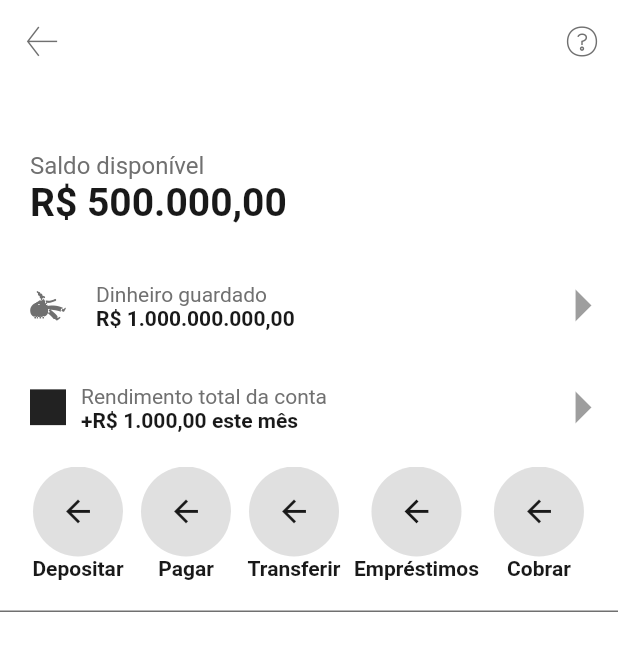
After one commit to ricardodalarme/Nubank-Clone, a Flutter app: the screen it shows after launch, after a tap on "Conta", on a phone screen of 412 x 824 dp. The commit adds this screen. Shown: the top 651 px of the screen. Run offline on Flutter 3.47's test engine with Material 2 defaults, Android fonts, the phone set to English and light mode, and no system bars.

Commit message:
Tela da conta

```diff
--- a/lib/core/constants.dart
+++ b/lib/core/constants.dart
@@ -3,3 +3,5 @@ const kLimit = '3.000,00';
 const kBalance = '500.000,00';
 const kInvoce = '500,00';
 const kLoan = '10.000,00';
+const kSaved = '1.000.000.000,00';
+const kIcome = '1.000,00';
--- a/lib/main.dart
+++ b/lib/main.dart
@@ -1,8 +1,6 @@
 import 'package:flutter/material.dart';
-import 'package:flutter/services.dart';
 import 'package:nubank_clone/core/app_state.dart';
 import 'package:nubank_clone/ui/screens/home/home_screen.dart';
-import 'package:nubank_clone/ui/theme/colors.dart';
 import 'package:provider/provider.dart';
 
 void main() {
@@ -14,9 +12,4 @@ void main() {
       home: HomeScreen(),
     ),
   ));
-
-  SystemChrome.setSystemUIOverlayStyle(SystemUiOverlayStyle(
-    statusBarColor: kPrimaryColor,
-    statusBarBrightness: Brightness.light,
-  ));
 }
--- /dev/null
+++ b/lib/ui/screens/account/account_screen.dart
@@ -0,0 +1,144 @@
+import 'package:flutter/material.dart';
+import 'package:flutter/rendering.dart';
+import 'package:nubank_clone/core/constants.dart';
+import 'package:nubank_clone/ui/screens/account/components/label_button.dart';
+import 'package:nubank_clone/ui/theme/colors.dart';
+import 'package:nubank_clone/ui/theme/icons.dart';
+
+class AccountScreen extends StatelessWidget {
+  @override
+  Widget build(BuildContext context) {
+    return Scaffold(
+      backgroundColor: Colors.white,
+      appBar: AppBar(
+        backgroundColor: Colors.white,
+        elevation: 0,
+        leading: IconButton(
+          icon: Icon(NuIcons.back, color: kSecondaryTextColor),
+          onPressed: () => Navigator.of(context).pop(),
+        ),
+        actions: [
+          IconButton(
+            icon: Icon(NuIcons.help, color: kSecondaryTextColor),
+            onPressed: () {},
+          )
+        ],
+      ),
+      body: Column(
+        children: [
+          Padding(
+            padding: EdgeInsets.all(20),
+            child: Column(
+              crossAxisAlignment: CrossAxisAlignment.start,
+              children: <Widget>[
+                SizedBox(height: 25),
+                Text(
+                  'Saldo disponível',
+                  style: TextStyle(
+                    color: kSecondaryTextColor,
+                    fontSize: 16,
+                  ),
+                ),
+                Text(
+                  'R\$ $kBalance',
+                  style: TextStyle(
+                      color: kTextColor,
+                      fontSize: 26,
+                      fontWeight: FontWeight.bold),
+                ),
+                SizedBox(height: 30),
+                Row(
+                  mainAxisAlignment: MainAxisAlignment.spaceBetween,
+                  children: [
+                    Row(
+                      children: <Widget>[
+                        Icon(
+                          NuIcons.ic_nudge_girl_and_pig,
+                          color: kSecondaryTextColor,
+                        ),
+                        SizedBox(width: 20),
+                        Column(
+                          crossAxisAlignment: CrossAxisAlignment.start,
+                          children: <Widget>[
+                            Text(
+                              'Dinheiro guardado',
+                              style: TextStyle(
+                                color: kSecondaryTextColor,
+                              ),
+                            ),
+                            Text(
+                              'R\$ $kSaved',
+                              style: TextStyle(
+                                  color: kTextColor,
+                                  fontWeight: FontWeight.bold),
+                            ),
+                          ],
+                        ),
+                      ],
+                    ),
+                    IconButton(
+                      icon: Icon(NuIcons.arrow_right_list_item),
+                      onPressed: null,
+                    ),
+                  ],
+                ),
+                SizedBox(height: 20),
+                Row(
+                  mainAxisAlignment: MainAxisAlignment.spaceBetween,
+                  children: [
+                    Row(
+                      children: <Widget>[
+                        Icon(NuIcons.abc_ic_arrow_drop_right_black_24dp),
+                        SizedBox(width: 10),
+                        Column(
+                          crossAxisAlignment: CrossAxisAlignment.start,
+                          children: <Widget>[
+                            Text(
+                              'Rendimento total da conta',
+                              style: TextStyle(
+                                color: kSecondaryTextColor,
+                              ),
+                            ),
+                            Text(
+                              '+R\$ $kIcome este mês',
+                              style: TextStyle(
+                                color: kTextColor,
+                                fontWeight: FontWeight.bold,
+                              ),
+                            ),
+                          ],
+                        ),
+                      ],
+                    ),
+                    IconButton(
+                      icon: Icon(NuIcons.arrow_right_list_item),
+                      onPressed: null,
+                    ),
+                  ],
+                ),
+                SizedBox(height: 15),
+                SingleChildScrollView(
+                  scrollDirection: Axis.horizontal,
+                  physics: BouncingScrollPhysics(),
+                  child: Row(
+                    children: <Widget>[
+                      LabelButton('Depositar', NuIcons.abc_ic_ab_back_material),
+                      LabelButton('Pagar', NuIcons.abc_ic_ab_back_material),
+                      LabelButton(
+                          'Transferir', NuIcons.abc_ic_ab_back_material),
+                      LabelButton(
+                          'Empréstimos', NuIcons.abc_ic_ab_back_material),
+                      LabelButton('Cobrar', NuIcons.abc_ic_ab_back_material),
+                    ],
+                  ),
+                ),
+              ],
+            ),
+          ),
+          Container(height: 1, color: kSecondaryTextColor),
+
+        ],
+      ),
+    );
+  }
+}
--- /dev/null
+++ b/lib/ui/screens/account/components/label_button.dart
@@ -0,0 +1,38 @@
+import 'package:flutter/material.dart';
+import 'package:nubank_clone/ui/theme/colors.dart';
+
+class LabelButton extends StatelessWidget {
+  final String label;
+  final IconData icon;
+  final Function()? onPressed;
+
+  LabelButton(this.label, this.icon, {this.onPressed});
+
+  @override
+  Widget build(BuildContext context) {
+    return Container(
+      margin: EdgeInsets.only(right: 8),
+      child: Column(
+        children: [
+          ElevatedButton(
+            onPressed: onPressed,
+            style: ElevatedButton.styleFrom(
+              shape: CircleBorder(),
+              primary: kSecondaryTextColor,
+              fixedSize: Size(60, 60),
+              elevation: 0,
+            ),
+            child: Icon(
+              icon,
+              color: kTextColor,
+            ),
+          ),
+          Text(
+            label,
+            style: TextStyle(fontWeight: FontWeight.bold, color: kTextColor),
+          ),
+        ],
+      ),
+    );
+  }
+}
--- a/lib/ui/screens/home/cards/account_card.dart
+++ b/lib/ui/screens/home/cards/account_card.dart
@@ -1,4 +1,6 @@
 import 'package:flutter/material.dart';
+import 'package:nubank_clone/core/router.dart';
+import 'package:nubank_clone/ui/screens/account/account_screen.dart';
 import 'package:nubank_clone/ui/screens/home/components/main_card.dart';
 import 'package:nubank_clone/ui/theme/colors.dart';
 import 'package:nubank_clone/ui/theme/icons.dart';
@@ -28,6 +30,7 @@ class AccountCard extends StatelessWidget {
           ),
         ),
       ],
+      onTap: () => MyRouter.pushPage(context, AccountScreen()),
     );
   }
 }
--- a/lib/ui/screens/home/components/main_card.dart
+++ b/lib/ui/screens/home/components/main_card.dart
@@ -7,12 +7,15 @@ class MainCard extends StatelessWidget {
   final IconData icon;
   final List<Widget> body;
   final bool highlight;
+  final Function() ?onTap;
 
-  MainCard(this.title, this.icon, this.body, {this.highlight = false});
+  MainCard(this.title, this.icon, this.body, {this.highlight = false, this.onTap});
 
   @override
   Widget build(BuildContext context) {
-    return Container(
+    return GestureDetector(
+      onTap: onTap,
+      child: Container(
         decoration: BoxDecoration(
             borderRadius: BorderRadius.all(Radius.circular(3)),
             color: Colors.white),
@@ -40,6 +43,7 @@ class MainCard extends StatelessWidget {
             ],
           ),
         ),
+      ),
     );
   }
 }
```
Lines whose indentation alone changed are shown as unchanged.
